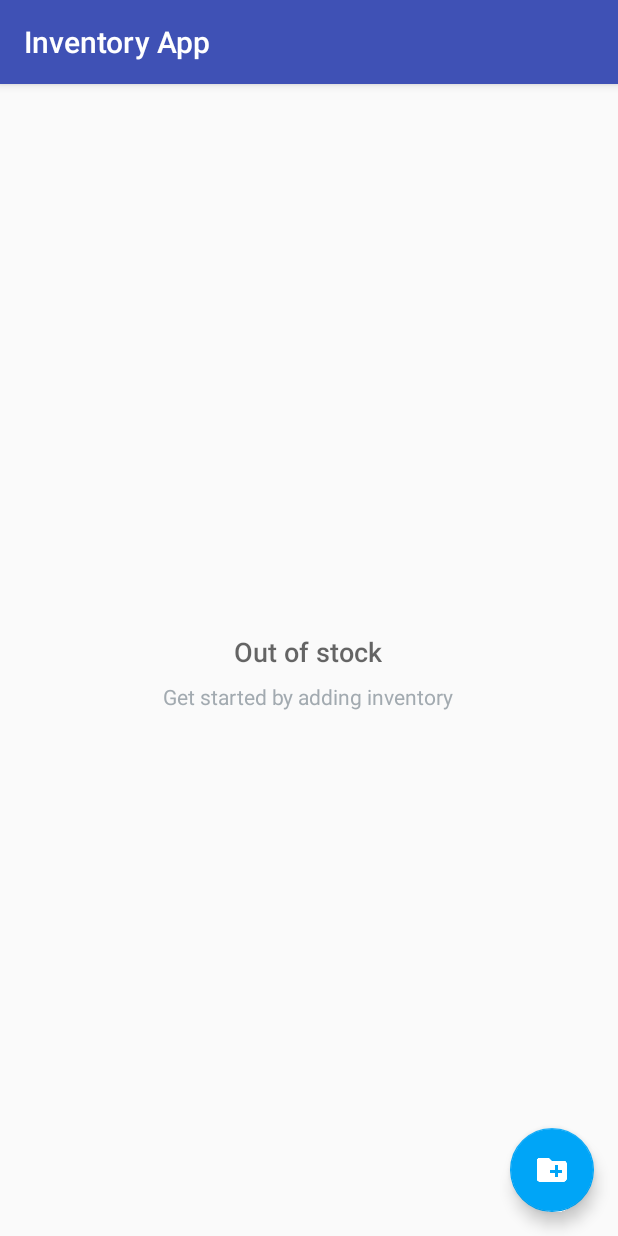
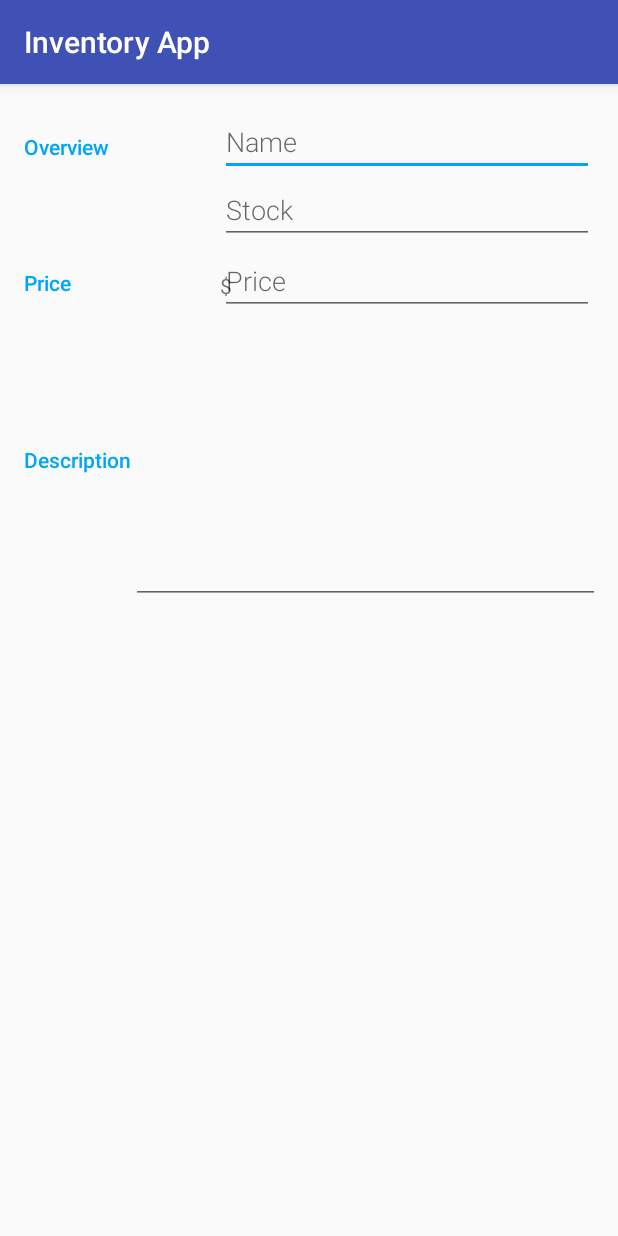
Before and after one commit to erikbenton/inventory-app, an Android app: the screen it shows after launch (CatalogActivity before the commit, EditorActivity after it), after a tap on an icon or button, on a phone screen of 412 x 824 dp. Run offline under Robolectric (Android 15) with nearby library versions, the phone set to English and light mode, and no system bars.

Commit message:
adding basic layout for editor

```diff
--- a/app/src/main/AndroidManifest.xml
+++ b/app/src/main/AndroidManifest.xml
@@ -16,6 +16,7 @@
                 <category android:name="android.intent.category.LAUNCHER" />
             </intent-filter>
         </activity>
+        <activity android:name=".EditorActivity"></activity>
     </application>
 
 </manifest>
--- /dev/null
+++ b/app/src/main/java/com/example/android/inventoryapp/EditorActivity.java
@@ -0,0 +1,15 @@
+package com.example.android.inventoryapp;
+
+import android.support.v7.app.AppCompatActivity;
+import android.os.Bundle;
+
+public class EditorActivity extends AppCompatActivity
+{
+
+    @Override
+    protected void onCreate(Bundle savedInstanceState)
+    {
+        super.onCreate(savedInstanceState);
+        setContentView(R.layout.activity_editor);
+    }
+}
--- /dev/null
+++ b/app/src/main/res/layout/activity_editor.xml
@@ -0,0 +1,101 @@
+<?xml version="1.0" encoding="utf-8"?>
+
+<!-- Layout for the editor -->
+<LinearLayout
+    xmlns:android="http://schemas.android.com/apk/res/android"
+    xmlns:tools="http://schemas.android.com/tools"
+    android:layout_width="match_parent"
+    android:layout_height="match_parent"
+    android:orientation="vertical"
+    android:padding="@dimen/activity_margin"
+    tools:context=".EditorActivity">
+
+    <!-- Overview category -->
+    <LinearLayout
+        android:layout_width="match_parent"
+        android:layout_height="wrap_content"
+        android:orientation="horizontal">
+
+        <!-- Label -->
+        <TextView
+            android:text="@string/category_overview"
+            style="@style/CategoryStyle" />
+
+        <!-- Input fields -->
+        <LinearLayout
+            android:layout_height="wrap_content"
+            android:layout_width="0dp"
+            android:layout_weight="2"
+            android:paddingLeft="4dp"
+            android:orientation="vertical">
+
+            <!-- Name field -->
+            <EditText
+                android:id="@+id/edit_item_name"
+                android:hint="@string/hint_item_name"
+                android:inputType="textCapWords"
+                style="@style/EditorFieldStyle" />
+
+            <!-- Stock field -->
+            <EditText
+                android:id="@+id/edit_item_stock"
+                android:hint="@string/hint_item_stock"
+                android:inputType="textCapWords"
+                style="@style/EditorFieldStyle" />
+        </LinearLayout>
+    </LinearLayout>
+
+    <!-- Price category -->
+    <LinearLayout
+        android:id="@+id/container_price"
+        android:layout_width="match_parent"
+        android:layout_height="wrap_content"
+        android:orientation="horizontal">
+
+        <!-- Label -->
+        <TextView
+            android:text="@string/category_price"
+            style="@style/CategoryStyle" />
+
+        <!-- Input fields -->
+        <RelativeLayout
+            android:layout_height="wrap_content"
+            android:layout_width="0dp"
+            android:layout_weight="2"
+            android:paddingLeft="4dp">
+
+            <!-- Units for Price ($) -->
+            <TextView
+                android:id="@+id/label_price_units"
+                android:text="@string/unit_item_price"
+                style="@style/EditorUnitsStyle"/>
+
+            <!-- Price field -->
+            <EditText
+                android:id="@+id/edit_item_price"
+                android:hint="@string/hint_item_price"
+                android:inputType="number"
+                style="@style/EditorFieldStyle" />
+        </RelativeLayout>
+    </LinearLayout>
+
+    <!-- Description category -->
+    <LinearLayout
+        android:id="@+id/container_description"
+        android:layout_width="match_parent"
+        android:layout_height="wrap_content"
+        android:orientation="horizontal">
+
+        <!-- Label -->
+        <TextView
+            android:text="@string/category_description"
+            style="@style/CategoryStyle" />
+
+        <!-- Description field -->
+            <EditText
+                android:id="@+id/edit_item_description"
+                android:inputType="textMultiLine"
+                android:lines="8"
+                style="@style/EditorFieldStyle" />
+    </LinearLayout>
+</LinearLayout>
--- a/app/src/main/res/values/colors.xml
+++ b/app/src/main/res/values/colors.xml
@@ -1,6 +1,17 @@
 <?xml version="1.0" encoding="utf-8"?>
 <resources>
+    <!-- The app branding color for the app bar -->
     <color name="colorPrimary">#3F51B5</color>
+
+    <!-- Darker variant for the status bar and contextual app bars -->
     <color name="colorPrimaryDark">#303F9F</color>
+
+    <!-- Accent color for UI controls like checkboxes and text fields -->
     <color name="colorAccent">#00A5F7</color>
+
+    <!-- Primary color for the editor -->
+    <color name="editorColorPrimary">#2D3640</color>
+
+    <!-- Primary dark color for the editor -->
+    <color name="editorColorPrimaryDark">#394450</color>
 </resources>
--- a/app/src/main/res/values/strings.xml
+++ b/app/src/main/res/values/strings.xml
@@ -6,4 +6,28 @@
 
     <!-- Subtitle text for the empty view that prompts the user to add a pet [CHAR LIMIT=50] -->
     <string name="empty_view_subtitle_text">Get started by adding inventory</string>
+
+    <!-- Label for overview category of attributes in the editor [CHAR LIMIT=30] -->
+    <string name="category_overview">Overview</string>
+
+    <!-- Label for gender information in the editor [CHAR LIMIT=30] -->
+    <string name="category_stock">Stock</string>
+
+    <!-- Label for measurement information in the editor [CHAR LIMIT=30] -->
+    <string name="category_price">Price</string>
+
+    <!-- Label for description in the editor [CHAR LIMIT=30] -->
+    <string name="category_description">Description</string>
+
+    <!-- Text hint for name field in the editor [CHAR LIMIT=30] -->
+    <string name="hint_item_name">Name</string>
+
+    <!-- Text hint for stock field in the editor [CHAR LIMIT=30] -->
+    <string name="hint_item_stock">Stock</string>
+
+    <!-- Text hint for price field in the editor [CHAR LIMIT=30] -->
+    <string name="hint_item_price">Price</string>
+
+    <!-- Units for price of the item ($) [CHAR LIMIT=5] -->
+    <string name="unit_item_price">$</string>
 </resources>
--- a/app/src/main/res/values/styles.xml
+++ b/app/src/main/res/values/styles.xml
@@ -8,4 +8,40 @@
         <item name="colorAccent">@color/colorAccent</item>
     </style>
 
+    <!-- Theme of the editor -->
+    <style name="EditorTheme" parent="Theme.AppCompat.Light.DarkActionBar">
+        <item name="colorPrimary">@color/editorColorPrimary</item>
+        <item name="colorPrimaryDark">@color/editorColorPrimaryDark</item>
+        <item name="colorAccent">@color/colorAccent</item>
+    </style>
+
+    <!-- Style for a category in the editor -->
+    <style name="CategoryStyle">
+        <item name="android:layout_height">wrap_content</item>
+        <item name="android:layout_width">0dp</item>
+        <item name="android:layout_weight">1</item>
+        <item name="android:paddingTop">16dp</item>
+        <item name="android:textColor">@color/colorAccent</item>
+        <item name="android:fontFamily">sans-serif-medium</item>
+        <item name="android:textAppearance">?android:textAppearanceSmall</item>
+    </style>
+
+    <!-- Style for an EditText field in the editor -->
+    <style name="EditorFieldStyle">
+        <item name="android:layout_height">wrap_content</item>
+        <item name="android:layout_width">match_parent</item>
+        <item name="android:fontFamily">sans-serif-light</item>
+        <item name="android:textAppearance">?android:textAppearanceMedium</item>
+    </style>
+
+    <!-- Style for the measurement units for an EditText field in the editor -->
+    <style name="EditorUnitsStyle">
+        <item name="android:layout_height">wrap_content</item>
+        <item name="android:layout_width">wrap_content</item>
+        <item name="android:layout_alignParentLeft">true</item>
+        <item name="android:layout_marginRight">16dp</item>
+        <item name="android:paddingTop">16dp</item>
+        <item name="android:textAppearance">?android:textAppearanceSmall</item>
+    </style>
+
 </resources>
```
